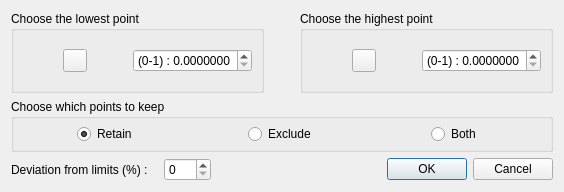
This is ScalarDialog.ui in ckeleshi/ptrans as Qt 5 draws it before an edit. The edited form follows.
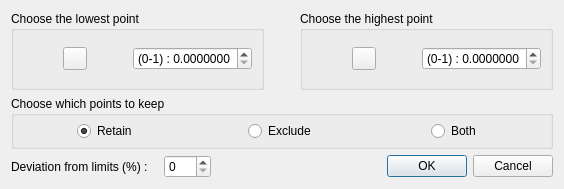
This is the edited form. Icons and pictures are not drawn.

Patch:
```diff
--- a/ScalarDialog.ui
+++ b/ScalarDialog.ui
@@ -7,7 +7,7 @@
     <x>0</x>
     <y>0</y>
     <width>564</width>
-    <height>192</height>
+    <height>189</height>
    </rect>
   </property>
   <property name="sizePolicy">
```
